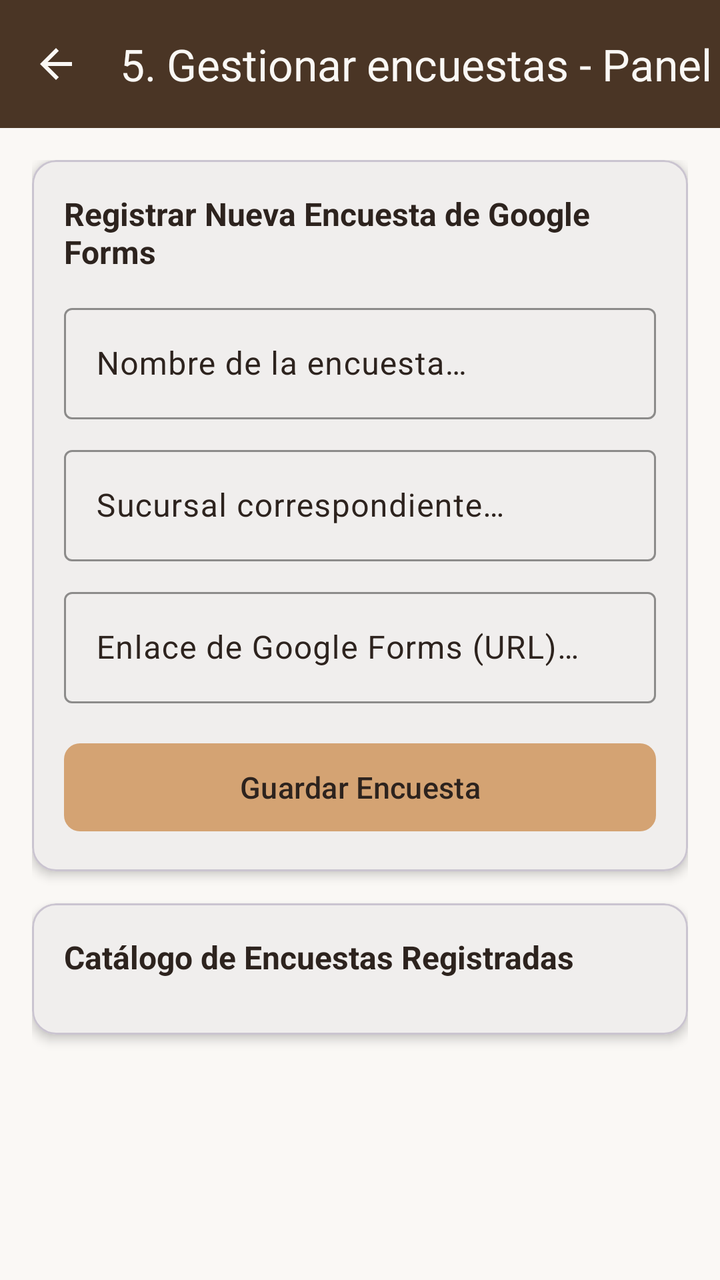
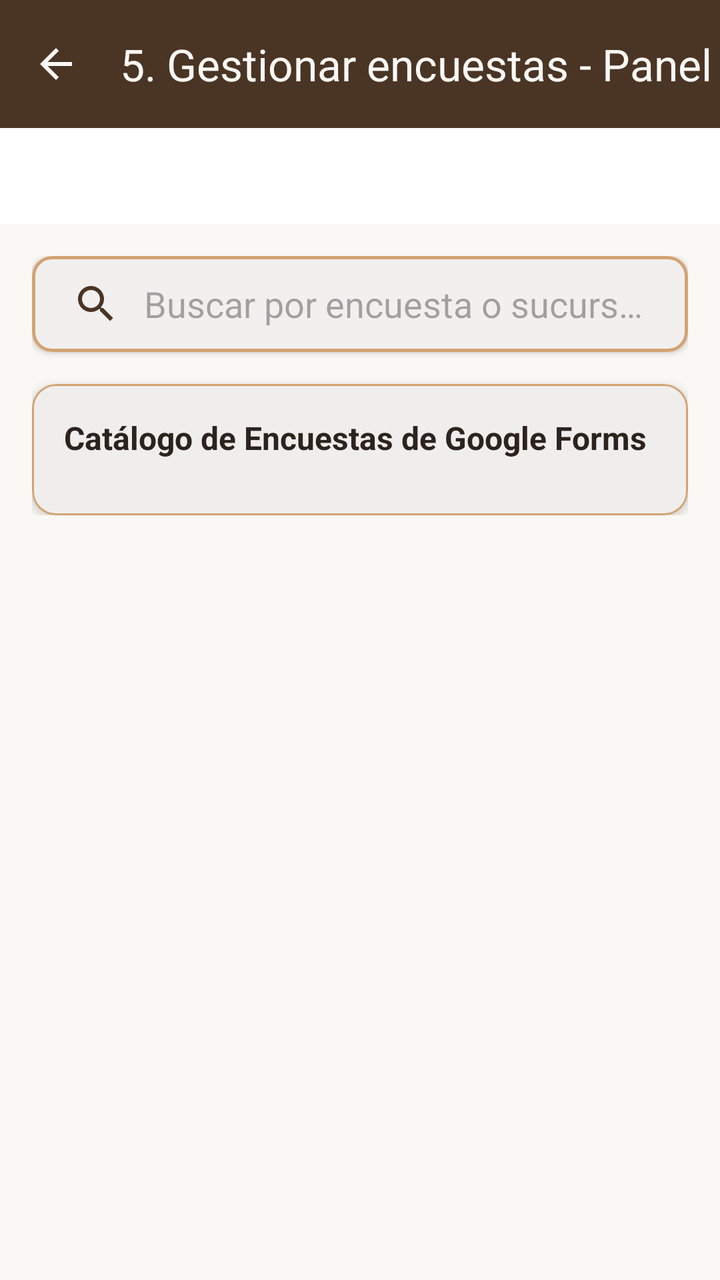

An Android layout rendered at two revisions. The XML below is the earlier revision; the diff shows what the commit changed to produce the second picture.
<!-- AndroidManifest.xml: application theme Theme.PanaderiaOrellana -->
<!-- res/layout/activity_encuestas.xml -->
<?xml version="1.0" encoding="utf-8"?>
<LinearLayout xmlns:android="http://schemas.android.com/apk/res/android"
    xmlns:app="http://schemas.android.com/apk/res-auto"
    xmlns:tools="http://schemas.android.com/tools"
    android:id="@+id/rootEncuestas"
    android:layout_width="match_parent"
    android:layout_height="match_parent"
    android:background="@color/blanco_crema"
    android:fitsSystemWindows="true"
    android:orientation="vertical"
    tools:context=".EncuestasActivity">

    
    <com.google.android.material.appbar.MaterialToolbar
        android:id="@+id/barraSuperior"
        android:layout_width="match_parent"
        android:layout_height="?attr/actionBarSize"
        android:background="@color/cafe_oscuro"
        app:navigationIcon="@drawable/ic_back"
        app:title="5. Gestionar encuestas - Panel"
        app:titleTextColor="@color/blanco_crema" />

    <ScrollView
        android:layout_width="match_parent"
        android:layout_height="match_parent"
        android:fillViewport="true">

        <LinearLayout
            android:layout_width="match_parent"
            android:layout_height="wrap_content"
            android:orientation="vertical"
            android:padding="16dp">

            
            <com.google.android.material.card.MaterialCardView
                android:layout_width="match_parent"
                android:layout_height="wrap_content"
                android:layout_marginBottom="16dp"
                app:cardBackgroundColor="@color/white"
                app:cardCornerRadius="12dp"
                app:cardElevation="3dp">

                <LinearLayout
                    android:layout_width="match_parent"
                    android:layout_height="wrap_content"
                    android:orientation="vertical"
                    android:padding="16dp">

                    <TextView
                        android:layout_width="wrap_content"
                        android:layout_height="wrap_content"
                        android:layout_marginBottom="12dp"
                        android:text="Registrar Nueva Encuesta de Google Forms"
                        android:textColor="@color/cafe_negro"
                        android:textSize="16sp"
                        android:textStyle="bold" />

                    
                    <com.google.android.material.textfield.TextInputLayout
                        style="@style/Widget.Material3.TextInputLayout.OutlinedBox"
                        android:layout_width="match_parent"
                        android:layout_height="wrap_content"
                        android:hint="@string/hint_nombre_encuesta"
                        app:boxStrokeColor="@color/marron_tostado">

                        <com.google.android.material.textfield.TextInputEditText
                            android:id="@+id/etNombreEncuesta"
                            android:layout_width="match_parent"
                            android:layout_height="wrap_content"
                            android:inputType="textCapSentences"
                            android:textColor="@color/cafe_negro" />
                    </com.google.android.material.textfield.TextInputLayout>

                    
                    <com.google.android.material.textfield.TextInputLayout
                        style="@style/Widget.Material3.TextInputLayout.OutlinedBox"
                        android:layout_width="match_parent"
                        android:layout_height="wrap_content"
                        android:layout_marginTop="10dp"
                        android:hint="@string/hint_sucursal_encuesta"
                        app:boxStrokeColor="@color/marron_tostado">

                        <com.google.android.material.textfield.TextInputEditText
                            android:id="@+id/etSucursalEncuesta"
                            android:layout_width="match_parent"
                            android:layout_height="wrap_content"
                            android:inputType="text"
                            android:textColor="@color/cafe_negro" />
                    </com.google.android.material.textfield.TextInputLayout>

                    
                    <com.google.android.material.textfield.TextInputLayout
                        style="@style/Widget.Material3.TextInputLayout.OutlinedBox"
                        android:layout_width="match_parent"
                        android:layout_height="wrap_content"
                        android:layout_marginTop="10dp"
                        android:hint="@string/hint_enlace_encuesta"
                        app:boxStrokeColor="@color/marron_tostado">

                        <com.google.android.material.textfield.TextInputEditText
                            android:id="@+id/etEnlaceEncuesta"
                            android:layout_width="match_parent"
                            android:layout_height="wrap_content"
                            android:inputType="textUri"
                            android:textColor="@color/cafe_negro" />
                    </com.google.android.material.textfield.TextInputLayout>

                    
                    <com.google.android.material.button.MaterialButton
                        android:id="@+id/btnGuardarEncuesta"
                        android:layout_width="match_parent"
                        android:layout_height="52dp"
                        android:layout_marginTop="16dp"
                        android:text="@string/btn_guardar_encuesta"
                        android:textColor="@color/cafe_negro"
                        android:textSize="15sp"
                        app:backgroundTint="@color/marron_tostado"
                        app:cornerRadius="8dp" />

                </LinearLayout>
            </com.google.android.material.card.MaterialCardView>

            
            <com.google.android.material.card.MaterialCardView
                android:layout_width="match_parent"
                android:layout_height="wrap_content"
                app:cardBackgroundColor="@color/white"
                app:cardCornerRadius="12dp"
                app:cardElevation="3dp">

                <LinearLayout
                    android:layout_width="match_parent"
                    android:layout_height="wrap_content"
                    android:orientation="vertical"
                    android:padding="16dp">

                    <TextView
                        android:layout_width="wrap_content"
                        android:layout_height="wrap_content"
                        android:layout_marginBottom="12dp"
                        android:text="Catálogo de Encuestas Registradas"
                        android:textColor="@color/cafe_negro"
                        android:textSize="16sp"
                        android:textStyle="bold" />

                    
                    <LinearLayout
                        android:id="@+id/rvListaEncuestas"
                        android:layout_width="match_parent"
                        android:layout_height="wrap_content"
                        android:orientation="vertical">
                    </LinearLayout>

                </LinearLayout>
            </com.google.android.material.card.MaterialCardView>

        </LinearLayout>
    </ScrollView>
</LinearLayout>
<!-- resources referenced by this layout -->
<resources>
  <string name="hint_sucursal_encuesta">Sucursal correspondiente…</string>
  <style name="Base.Theme.PanaderiaOrellana" parent="Theme.Material3.DayNight.NoActionBar">
          
          <item name="colorPrimary">@color/cafe_oscuro</item>
          <item name="colorOnPrimary">@color/blanco_crema</item>
          <item name="colorPrimaryContainer">@color/marron_tostado</item>
          <item name="colorOnPrimaryContainer">@color/cafe_negro</item>
  
          <item name="colorSecondary">@color/marron_tostado</item>
          <item name="colorOnSecondary">@color/cafe_negro</item>
          <item name="colorSecondaryContainer">#10D4A373</item>
  
          <item name="colorTertiary">@color/marron_tostado</item>
  
          <item name="colorSurface">@color/white</item>
          <item name="colorOnSurface">@color/cafe_negro</item>
          <item name="colorOnSurfaceVariant">@color/cafe_negro</item>
  
          <item name="android:windowBackground">@color/blanco_crema</item>
          <item name="android:textColorPrimary">@color/cafe_negro</item>
          <item name="android:textColorSecondary">@color/cafe_oscuro</item>
  
          
          <item name="colorControlActivated">@color/marron_tostado</item>
          <item name="colorControlHighlight">#20D4A373</item>
          <item name="colorAccent">@color/marron_tostado</item>
          <item name="android:colorAccent">@color/marron_tostado</item>
      </style>
  <!-- unchanged entries left out for length: 10 -->
</resources>

<!-- the commit's change to res/layout/activity_encuestas.xml (unified diff, before → after) -->
@@ -20,6 +20,18 @@
         app:title="5. Gestionar encuestas - Panel"
         app:titleTextColor="@color/blanco_crema" />
 
+    
+    <com.google.android.material.tabs.TabLayout
+        android:id="@+id/tabLayoutEncuestas"
+        android:layout_width="match_parent"
+        android:layout_height="wrap_content"
+        android:background="@color/white"
+        app:tabIndicatorColor="@color/cafe_oscuro"
+        app:tabIndicatorHeight="3dp"
+        app:tabMode="fixed"
+        app:tabSelectedTextColor="@color/cafe_oscuro"
+        app:tabTextColor="#666666" />
+
     <ScrollView
         android:layout_width="match_parent"
         android:layout_height="match_parent"
@@ -32,127 +44,175 @@
             android:padding="16dp">
 
             
-            <com.google.android.material.card.MaterialCardView
+            <LinearLayout
+                android:id="@+id/panelCatalogoEncuestas"
                 android:layout_width="match_parent"
                 android:layout_height="wrap_content"
-                android:layout_marginBottom="16dp"
-                app:cardBackgroundColor="@color/white"
-                app:cardCornerRadius="12dp"
-                app:cardElevation="3dp">
-
-                <LinearLayout
+                android:orientation="vertical"
+                android:visibility="visible">
+
+                
+                <com.google.android.material.card.MaterialCardView
                     android:layout_width="match_parent"
                     android:layout_height="wrap_content"
-                    android:orientation="vertical"
-                    android:padding="16dp">
-
-                    <TextView
-                        android:layout_width="wrap_content"
-                        android:layout_height="wrap_content"
-                        android:layout_marginBottom="12dp"
-                        android:text="Registrar Nueva Encuesta de Google Forms"
-                        android:textColor="@color/cafe_negro"
-                        android:textSize="16sp"
-                        android:textStyle="bold" />
-
-                    
-                    <com.google.android.material.textfield.TextInputLayout
-                        style="@style/Widget.Material3.TextInputLayout.OutlinedBox"
+                    android:layout_marginBottom="16dp"
+                    app:cardBackgroundColor="@color/white"
+                    app:cardCornerRadius="10dp"
+                    app:cardElevation="2dp"
+                    app:strokeColor="@color/marron_tostado"
+                    app:strokeWidth="1.5dp">
+
+                    <androidx.appcompat.widget.SearchView
+                        android:id="@+id/svBuscarEncuesta"
                         android:layout_width="match_parent"
                         android:layout_height="wrap_content"
-                        android:hint="@string/hint_nombre_encuesta"
-                        app:boxStrokeColor="@color/marron_tostado">
-
-                        <com.google.android.material.textfield.TextInputEditText
-                            android:id="@+id/etNombreEncuesta"
-                            android:layout_width="match_parent"
-                            android:layout_height="wrap_content"
-                            android:inputType="textCapSentences"
-                            android:textColor="@color/cafe_negro" />
-                    </com.google.android.material.textfield.TextInputLayout>
-
-                    
-                    <com.google.android.material.textfield.TextInputLayout
-                        style="@style/Widget.Material3.TextInputLayout.OutlinedBox"
+                        app:iconifiedByDefault="false"
+                        app:queryBackground="@android:color/transparent"
+                        app:queryHint="Buscar por encuesta o sucursal..." />
+                </com.google.android.material.card.MaterialCardView>
+
+                
+                <com.google.android.material.card.MaterialCardView
+                    android:layout_width="match_parent"
+                    android:layout_height="wrap_content"
+                    app:cardBackgroundColor="@color/white"
+                    app:cardCornerRadius="12dp"
+                    app:cardElevation="3dp">
+
+                    <LinearLayout
                         android:layout_width="match_parent"
                         android:layout_height="wrap_content"
-                        android:layout_marginTop="10dp"
-                        android:hint="@string/hint_sucursal_encuesta"
-                        app:boxStrokeColor="@color/marron_tostado">
-
-                        <com.google.android.material.textfield.TextInputEditText
-                            android:id="@+id/etSucursalEncuesta"
-                            android:layout_width="match_parent"
-                            android:layout_height="wrap_content"
-                            android:inputType="text"
-                            android:textColor="@color/cafe_negro" />
-                    </com.google.android.material.textfield.TextInputLayout>
-
-                    
-                    <com.google.android.material.textfield.TextInputLayout
-                        style="@style/Widget.Material3.TextInputLayout.OutlinedBox"
+                        android:orientation="vertical"
+                        android:padding="16dp">
+
+                        <TextView
+                            android:id="@+id/tvTituloCatalogo"
+                            android:layout_width="wrap_content"
+                            android:layout_height="wrap_content"
+                            android:layout_marginBottom="12dp"
+                            android:text="Catálogo de Encuestas de Google Forms"
+                            android:textColor="@color/cafe_negro"
+                            android:textSize="16sp"
+                            android:textStyle="bold" />
+
+                        
+                        <LinearLayout
+                            android:id="@+id/rvListaEncuestas"
+                            android:layout_width="match_parent"
+                            android:layout_height="wrap_content"
+                            android:orientation="vertical">
+                        </LinearLayout>
+
+                    </LinearLayout>
+                </com.google.android.material.card.MaterialCardView>
+            </LinearLayout>
+
+            
+            <LinearLayout
+                android:id="@+id/panelRegistrarEncuesta"
+                android:layout_width="match_parent"
+                android:layout_height="wrap_content"
+                android:orientation="vertical"
+                android:visibility="gone">
+
+                <com.google.android.material.card.MaterialCardView
+                    android:layout_width="match_parent"
+                    android:layout_height="wrap_content"
+                    app:cardBackgroundColor="@color/white"
+                    app:cardCornerRadius="12dp"
+                    app:cardElevation="3dp">
+
+                    <LinearLayout
                         android:layout_width="match_parent"
                         android:layout_height="wrap_content"
-                        android:layout_marginTop="10dp"
-                        android:hint="@string/hint_enlace_encuesta"
-                        app:boxStrokeColor="@color/marron_tostado">
-
-                        <com.google.android.material.textfield.TextInputEditText
-                            android:id="@+id/etEnlaceEncuesta"
-                            android:layout_width="match_parent"
-                            android:layout_height="wrap_content"
-                            android:inputType="textUri"
-                            android:textColor="@color/cafe_negro" />
-                    </com.google.android.material.textfield.TextInputLayout>
-
-                    
-                    <com.google.android.material.button.MaterialButton
-                        android:id="@+id/btnGuardarEncuesta"
-                        android:layout_width="match_parent"
-                        android:layout_height="52dp"
-                        android:layout_marginTop="16dp"
-                        android:text="@string/btn_guardar_encuesta"
-                        android:textColor="@color/cafe_negro"
-                        android:textSize="15sp"
-                        app:backgroundTint="@color/marron_tostado"
-                        app:cornerRadius="8dp" />
-
-                </LinearLayout>
-            </com.google.android.material.card.MaterialCardView>
-
-            
-            <com.google.android.material.card.MaterialCardView
-                android:layout_width="match_parent"
-                android:layout_height="wrap_content"
-                app:cardBackgroundColor="@color/white"
-                app:cardCornerRadius="12dp"
-                app:cardElevation="3dp">
-
-                <LinearLayout
-                    android:layout_width="match_parent"
-                    android:layout_height="wrap_content"
-                    android:orientation="vertical"
-                    android:padding="16dp">
-
-                    <TextView
-                        android:layout_width="wrap_content"
-                        android:layout_height="wrap_content"
-                        android:layout_marginBottom="12dp"
-                        android:text="Catálogo de Encuestas Registradas"
-                        android:textColor="@color/cafe_negro"
-                        android:textSize="16sp"
-                        android:textStyle="bold" />
-
-                    
-                    <LinearLayout
-                        android:id="@+id/rvListaEncuestas"
-                        android:layout_width="match_parent"
-                        android:layout_height="wrap_content"
-                        android:orientation="vertical">
+                        android:orientation="vertical"
+                        android:padding="16dp">
+
+                        <TextView
+                            android:layout_width="wrap_content"
+                            android:layout_height="wrap_content"
+                            android:layout_marginBottom="12dp"
+                            android:text="Registrar Nueva Encuesta de Google Forms"
+                            android:textColor="@color/cafe_negro"
+                            android:textSize="16sp"
+                            android:textStyle="bold" />
+
+                        
+                        <com.google.android.material.textfield.TextInputLayout
+                            style="@style/Widget.Material3.TextInputLayout.OutlinedBox"
+                            android:layout_width="match_parent"
+                            android:layout_height="wrap_content"
+                            android:hint="@string/hint_nombre_encuesta"
+                            app:boxStrokeColor="@color/marron_tostado">
+
+                            <com.google.android.material.textfield.TextInputEditText
+                                android:id="@+id/etNombreEncuesta"
+                                android:layout_width="match_parent"
+                                android:layout_height="wrap_content"
+                                android:inputType="textCapSentences"
+                                android:textColor="@color/cafe_negro" />
+                        </com.google.android.material.textfield.TextInputLayout>
+
+                        
+                        <TextView
+                            android:layout_width="wrap_content"
+                            android:layout_height="wrap_content"
+                            android:layout_marginTop="10dp"
+                            android:text="Sucursal Oficial Asignada:"
+                            android:textColor="@color/cafe_negro"
+                            android:textSize="14sp" />
+
+                        <com.google.android.material.card.MaterialCardView
+                            android:layout_width="match_parent"
+                            android:layout_height="wrap_content"
+                            android:layout_marginTop="4dp"
+                            app:cardBackgroundColor="@color/white"
+                            app:cardCornerRadius="8dp"
+                            app:cardElevation="2dp"
+                            app:strokeColor="@color/marron_tostado"
+                            app:strokeWidth="1.5dp">
+
+                            <Spinner
+                                android:id="@+id/spSucursalEncuesta"
+                                android:layout_width="match_parent"
+                                android:layout_height="48dp"
+                                android:paddingStart="8dp"
+                                android:paddingEnd="8dp"
+                                android:spinnerMode="dropdown" />
+                        </com.google.android.material.card.MaterialCardView>
+
+                        
+                        <com.google.android.material.textfield.TextInputLayout
+                            style="@style/Widget.Material3.TextInputLayout.OutlinedBox"
+                            android:layout_width="match_parent"
+                            android:layout_height="wrap_content"
+                            android:layout_marginTop="10dp"
+                            android:hint="@string/hint_enlace_encuesta"
+                            app:boxStrokeColor="@color/marron_tostado">
+
+                            <com.google.android.material.textfield.TextInputEditText
+                                android:id="@+id/etEnlaceEncuesta"
+                                android:layout_width="match_parent"
+                                android:layout_height="wrap_content"
+                                android:inputType="textUri"
+                                android:textColor="@color/cafe_negro" />
+                        </com.google.android.material.textfield.TextInputLayout>
+
+                        
+                        <com.google.android.material.button.MaterialButton
+                            android:id="@+id/btnGuardarEncuesta"
+                            android:layout_width="match_parent"
+                            android:layout_height="52dp"
+                            android:layout_marginTop="16dp"
+                            android:text="@string/btn_guardar_encuesta"
+                            android:textColor="@color/cafe_negro"
+                            android:textSize="15sp"
+                            app:backgroundTint="@color/marron_tostado"
+                            app:cornerRadius="8dp" />
+
                     </LinearLayout>
-
-                </LinearLayout>
-            </com.google.android.material.card.MaterialCardView>
+                </com.google.android.material.card.MaterialCardView>
+            </LinearLayout>
 
         </LinearLayout>
     </ScrollView>
<!-- resource entries referenced after the edit -->
@@ -1,22 +1,32 @@
 <!-- resources referenced by this layout -->
 <resources>
-  <string name="hint_sucursal_encuesta">Sucursal correspondiente…</string>
   <style name="Base.Theme.PanaderiaOrellana" parent="Theme.Material3.DayNight.NoActionBar">
           
           <item name="colorPrimary">@color/cafe_oscuro</item>
           <item name="colorOnPrimary">@color/blanco_crema</item>
           <item name="colorPrimaryContainer">@color/marron_tostado</item>
           <item name="colorOnPrimaryContainer">@color/cafe_negro</item>
+          <item name="colorPrimaryInverse">@color/marron_tostado</item>
   
           <item name="colorSecondary">@color/marron_tostado</item>
           <item name="colorOnSecondary">@color/cafe_negro</item>
-          <item name="colorSecondaryContainer">#10D4A373</item>
+          <item name="colorSecondaryContainer">#30D4A373</item>
+          <item name="colorOnSecondaryContainer">@color/cafe_negro</item>
   
           <item name="colorTertiary">@color/marron_tostado</item>
+          <item name="colorOnTertiary">@color/cafe_negro</item>
+          <item name="colorTertiaryContainer">#30D4A373</item>
+          <item name="colorOnTertiaryContainer">@color/cafe_negro</item>
   
           <item name="colorSurface">@color/white</item>
           <item name="colorOnSurface">@color/cafe_negro</item>
+          <item name="colorSurfaceVariant">@color/blanco_crema</item>
           <item name="colorOnSurfaceVariant">@color/cafe_negro</item>
+          <item name="colorSurfaceInverse">@color/cafe_negro</item>
+          <item name="colorOnSurfaceInverse">@color/blanco_crema</item>
+  
+          <item name="colorOutline">@color/marron_tostado</item>
+          <item name="colorOutlineVariant">@color/marron_tostado</item>
   
           <item name="android:windowBackground">@color/blanco_crema</item>
           <item name="android:textColorPrimary">@color/cafe_negro</item>
@@ -25,8 +35,63 @@
           
           <item name="colorControlActivated">@color/marron_tostado</item>
           <item name="colorControlHighlight">#20D4A373</item>
+          <item name="colorControlNormal">@color/cafe_oscuro</item>
           <item name="colorAccent">@color/marron_tostado</item>
           <item name="android:colorAccent">@color/marron_tostado</item>
+          <item name="android:textColorHighlight">#30D4A373</item>
+  
+          
+          <item name="alertDialogTheme">@style/CustomAlertDialogTheme</item>
+          <item name="materialAlertDialogTheme">@style/CustomAlertDialogTheme</item>
+  
+          
+          <item name="materialSwitchStyle">@style/CustomSwitchStyle</item>
+          <item name="radioButtonStyle">@style/CustomRadioButtonStyle</item>
+  
+          
+          <item name="textInputStyle">@style/CustomTextInputLayout</item>
+      </style>
+  <style name="CustomAlertDialogTheme" parent="ThemeOverlay.Material3.MaterialAlertDialog">
+          <item name="android:background">@color/white</item>
+          <item name="colorSurface">@color/white</item>
+          <item name="colorOnSurface">@color/cafe_negro</item>
+          <item name="colorOnSurfaceVariant">@color/cafe_negro</item>
+          <item name="colorPrimary">@color/cafe_oscuro</item>
+          <item name="colorSecondary">@color/terracota</item>
+          <item name="android:textColorPrimary">@color/cafe_negro</item>
+  
+          <item name="materialAlertDialogTitleTextStyle">@style/CustomDialogTitle</item>
+          <item name="materialAlertDialogBodyTextStyle">@style/CustomDialogBody</item>
+  
+          <item name="buttonBarPositiveButtonStyle">@style/CustomDialogPositiveButton</item>
+          <item name="buttonBarNegativeButtonStyle">@style/CustomDialogNegativeButton</item>
+      </style>
+  <style name="CustomSwitchStyle" parent="Widget.Material3.CompoundButton.MaterialSwitch">
+          <item name="thumbTint">@color/switch_thumb_colors</item>
+          <item name="trackTint">@color/switch_track_colors</item>
+      </style>
+  <style name="CustomRadioButtonStyle" parent="Widget.Material3.CompoundButton.RadioButton">
+          <item name="buttonTint">@color/radio_button_tint</item>
+      </style>
+  <style name="CustomTextInputLayout" parent="Widget.Material3.TextInputLayout.OutlinedBox">
+          <item name="boxStrokeColor">@color/marron_tostado</item>
+          <item name="hintTextColor">@color/cafe_oscuro</item>
+          <item name="cursorColor">@color/cafe_oscuro</item>
+      </style>
+  <color name="terracota">#E07A5F</color>
+  <style name="CustomDialogTitle" parent="MaterialAlertDialog.Material3.Title.Text">
+          <item name="android:textColor">@color/cafe_negro</item>
+          <item name="android:textStyle">bold</item>
+      </style>
+  <style name="CustomDialogBody" parent="MaterialAlertDialog.Material3.Body.Text">
+          <item name="android:textColor">@color/cafe_negro</item>
+      </style>
+  <style name="CustomDialogPositiveButton" parent="Widget.Material3.Button.TextButton">
+          <item name="android:textColor">@color/cafe_oscuro</item>
+          <item name="android:textStyle">bold</item>
+      </style>
+  <style name="CustomDialogNegativeButton" parent="Widget.Material3.Button.TextButton">
+          <item name="android:textColor">@color/terracota</item>
       </style>
   <!-- unchanged entries left out for length: 10 -->
 </resources>
